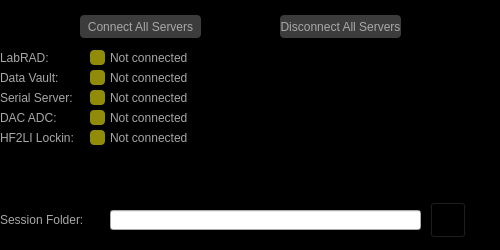
afylab/nanoSQUID-Scanning-Software, file Scanner GUI/LabRADConnect/LabRADConnect.ui: the form before one commit.
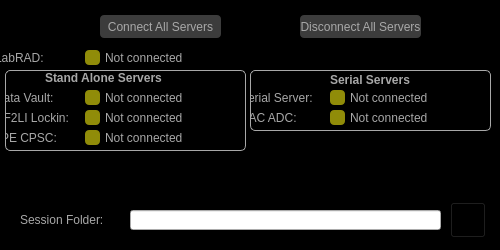
The form after the commit. Icons and pictures are not drawn.

```diff
--- a/Scanner GUI/LabRADConnect/LabRADConnect.ui
+++ b/Scanner GUI/LabRADConnect/LabRADConnect.ui
@@ -32,181 +32,231 @@
    <string>LabRAD Connect</string>
   </property>
   <widget class="QWidget" name="centralwidget">
-   <widget class="QFrame" name="background">
-    <property name="geometry">
-     <rect>
-      <x>0</x>
-      <y>0</y>
-      <width>500</width>
-      <height>250</height>
-     </rect>
-    </property>
-    <property name="sizePolicy">
-     <sizepolicy hsizetype="Fixed" vsizetype="Fixed">
-      <horstretch>0</horstretch>
-      <verstretch>0</verstretch>
-     </sizepolicy>
-    </property>
-    <property name="minimumSize">
-     <size>
-      <width>500</width>
-      <height>250</height>
-     </size>
-    </property>
-    <property name="maximumSize">
-     <size>
-      <width>500</width>
-      <height>250</height>
-     </size>
-    </property>
-    <property name="styleSheet">
-     <string notr="true">#background{
+   <property name="styleSheet">
+    <string notr="true">QLabel{
+color:rgb(168,168,168);
+qproperty-alignment: 'AlignVCenter | AlignRight';
+}
+
+#centralwidget{
 background: black;
+}
+
+
+</string>
+   </property>
+   <widget class="QPushButton" name="push_LabRAD">
+    <property name="geometry">
+     <rect>
+      <x>85</x>
+      <y>50</y>
+      <width>15</width>
+      <height>15</height>
+     </rect>
+    </property>
+    <property name="styleSheet">
+     <string notr="true">#push_LabRAD{
+background:rgb(144, 140, 9);
+border-radius: 4px;
 }</string>
     </property>
-    <property name="frameShape">
-     <enum>QFrame::StyledPanel</enum>
+    <property name="text">
+     <string/>
     </property>
-    <property name="frameShadow">
-     <enum>QFrame::Raised</enum>
+   </widget>
+   <widget class="QLabel" name="label_Session">
+    <property name="geometry">
+     <rect>
+      <x>20</x>
+      <y>210</y>
+      <width>100</width>
+      <height>20</height>
+     </rect>
     </property>
-    <widget class="QLabel" name="label_Session">
-     <property name="geometry">
-      <rect>
-       <x>0</x>
-       <y>210</y>
-       <width>100</width>
-       <height>20</height>
-      </rect>
-     </property>
-     <property name="styleSheet">
-      <string notr="true">#label_Session{
+    <property name="styleSheet">
+     <string notr="true">#label_Session{
 color: rgb(168, 168, 168);
 font: 10pt &quot;MS Shell Dlg 2&quot;;
 qproperty-alignment: 'AlignVCenter | AlignRight';
 qproperty-wordWrap: true;
 }</string>
-     </property>
-     <property name="text">
-      <string>Session Folder:</string>
-     </property>
-    </widget>
-    <widget class="QLineEdit" name="lineEdit_Session">
-     <property name="geometry">
-      <rect>
-       <x>110</x>
-       <y>210</y>
-       <width>311</width>
-       <height>20</height>
-      </rect>
-     </property>
-    </widget>
-    <widget class="QPushButton" name="push_Session">
-     <property name="geometry">
-      <rect>
-       <x>430</x>
-       <y>202</y>
-       <width>36</width>
-       <height>36</height>
-      </rect>
-     </property>
-     <property name="styleSheet">
-      <string notr="true">#push_Session{
+    </property>
+    <property name="text">
+     <string>Session Folder:</string>
+    </property>
+   </widget>
+   <widget class="QLineEdit" name="lineEdit_Session">
+    <property name="geometry">
+     <rect>
+      <x>130</x>
+      <y>210</y>
+      <width>311</width>
+      <height>20</height>
+     </rect>
+    </property>
+   </widget>
+   <widget class="QPushButton" name="push_ConnectAll">
+    <property name="geometry">
+     <rect>
+      <x>100</x>
+      <y>15</y>
+      <width>121</width>
+      <height>23</height>
+     </rect>
+    </property>
+    <property name="styleSheet">
+     <string notr="true">#push_ConnectAll{
+color: rgb(168,168,168);
+background: rgb(60, 60, 60);
+border-radius: 4px;
+}</string>
+    </property>
+    <property name="text">
+     <string>Connect All Servers</string>
+    </property>
+   </widget>
+   <widget class="QPushButton" name="push_Session">
+    <property name="geometry">
+     <rect>
+      <x>450</x>
+      <y>202</y>
+      <width>36</width>
+      <height>36</height>
+     </rect>
+    </property>
+    <property name="styleSheet">
+     <string notr="true">#push_Session{
 image:url(:/nSOTScanner/Pictures/SessionSelect.png);
 background: black;
 }</string>
-     </property>
-     <property name="text">
-      <string/>
-     </property>
-    </widget>
-    <widget class="QLabel" name="label_LabRAD">
+    </property>
+    <property name="text">
+     <string/>
+    </property>
+   </widget>
+   <widget class="QLabel" name="label_LabRAD_status">
+    <property name="geometry">
+     <rect>
+      <x>105</x>
+      <y>50</y>
+      <width>121</width>
+      <height>15</height>
+     </rect>
+    </property>
+    <property name="styleSheet">
+     <string notr="true">#label_LabRAD_status{
+color:rgb(168,168,168);
+qproperty-alignment: 'AlignVCenter | AlignCenter';
+}</string>
+    </property>
+    <property name="text">
+     <string>Not connected</string>
+    </property>
+   </widget>
+   <widget class="QLabel" name="label_LabRAD">
+    <property name="geometry">
+     <rect>
+      <x>-5</x>
+      <y>50</y>
+      <width>80</width>
+      <height>15</height>
+     </rect>
+    </property>
+    <property name="styleSheet">
+     <string notr="true"/>
+    </property>
+    <property name="text">
+     <string>LabRAD:</string>
+    </property>
+   </widget>
+   <widget class="QPushButton" name="push_DisconnectAll">
+    <property name="geometry">
+     <rect>
+      <x>300</x>
+      <y>15</y>
+      <width>121</width>
+      <height>23</height>
+     </rect>
+    </property>
+    <property name="styleSheet">
+     <string notr="true">#push_DisconnectAll{
+color: rgb(168,168,168);
+background: rgb(60, 60, 60);
+border-radius: 4px;
+}</string>
+    </property>
+    <property name="text">
+     <string>Disconnect All Servers</string>
+    </property>
+   </widget>
+   <widget class="QFrame" name="standaloneFrame">
+    <property name="geometry">
+     <rect>
+      <x>5</x>
+      <y>70</y>
+      <width>241</width>
+      <height>81</height>
+     </rect>
+    </property>
+    <property name="styleSheet">
+     <string notr="true">#standaloneFrame{
+border: 1px solid rgb(168,168,168);
+border-radius: 5px
+}</string>
+    </property>
+    <property name="frameShape">
+     <enum>QFrame::StyledPanel</enum>
+    </property>
+    <property name="frameShadow">
+     <enum>QFrame::Raised</enum>
+    </property>
+    <widget class="QLabel" name="label">
      <property name="geometry">
       <rect>
-       <x>0</x>
-       <y>50</y>
-       <width>80</width>
-       <height>15</height>
+       <x>40</x>
+       <y>0</y>
+       <width>131</width>
+       <height>16</height>
       </rect>
      </property>
-     <property name="styleSheet">
-      <string notr="true">#label_LabRAD{
-color:rgb(168,168,168);
-qproperty-alignment: 'AlignVCenter | AlignRight';
-}</string>
+     <property name="font">
+      <font>
+       <pointsize>9</pointsize>
+       <weight>75</weight>
+       <bold>true</bold>
+      </font>
      </property>
      <property name="text">
-      <string>LabRAD:</string>
+      <string>Stand Alone Servers</string>
      </property>
     </widget>
     <widget class="QLabel" name="label_DataVault">
      <property name="geometry">
       <rect>
-       <x>0</x>
-       <y>70</y>
+       <x>-10</x>
+       <y>20</y>
        <width>80</width>
        <height>15</height>
       </rect>
      </property>
      <property name="styleSheet">
-      <string notr="true">#label_DataVault{
-color:rgb(168,168,168);
-qproperty-alignment: 'AlignVCenter | AlignRight';
-}</string>
+      <string notr="true"/>
      </property>
      <property name="text">
       <string>Data Vault:</string>
      </property>
     </widget>
-    <widget class="QLabel" name="label_SerialServer">
+    <widget class="QLabel" name="label_CPSC_status">
      <property name="geometry">
       <rect>
-       <x>0</x>
-       <y>90</y>
-       <width>80</width>
-       <height>15</height>
-      </rect>
-     </property>
-     <property name="styleSheet">
-      <string notr="true">#label_SerialServer{
-color:rgb(168,168,168);
-qproperty-alignment: 'AlignVCenter | AlignRight';
-}</string>
-     </property>
-     <property name="text">
-      <string>Serial Server:</string>
-     </property>
-    </widget>
-    <widget class="QLabel" name="label_DACADC">
-     <property name="geometry">
-      <rect>
-       <x>0</x>
-       <y>110</y>
-       <width>80</width>
-       <height>15</height>
-      </rect>
-     </property>
-     <property name="styleSheet">
-      <string notr="true">#label_DACADC{
-color:rgb(168,168,168);
-qproperty-alignment: 'AlignVCenter | AlignRight';
-}</string>
-     </property>
-     <property name="text">
-      <string>DAC ADC:</string>
-     </property>
-    </widget>
-    <widget class="QLabel" name="label_LabRAD_status">
-     <property name="geometry">
-      <rect>
-       <x>110</x>
-       <y>50</y>
+       <x>100</x>
+       <y>60</y>
        <width>121</width>
        <height>15</height>
       </rect>
      </property>
      <property name="styleSheet">
-      <string notr="true">#label_LabRAD_status{
+      <string notr="true">#label_CPSC_status{
 color:rgb(168,168,168);
 qproperty-alignment: 'AlignVCenter | AlignCenter';
 }</string>
@@ -218,8 +268,8 @@
     <widget class="QLabel" name="label_DataVault_status">
      <property name="geometry">
       <rect>
-       <x>110</x>
-       <y>70</y>
+       <x>100</x>
+       <y>20</y>
        <width>121</width>
        <height>15</height>
       </rect>
@@ -234,165 +284,46 @@
       <string>Not connected</string>
      </property>
     </widget>
-    <widget class="QPushButton" name="push_LabRAD">
+    <widget class="QLabel" name="label_CSPC">
      <property name="geometry">
       <rect>
-       <x>90</x>
-       <y>50</y>
-       <width>15</width>
+       <x>-10</x>
+       <y>60</y>
+       <width>80</width>
        <height>15</height>
       </rect>
      </property>
      <property name="styleSheet">
-      <string notr="true">#push_LabRAD{
-background:rgb(144, 140, 9);
-border-radius: 4px;
-}</string>
-     </property>
-     <property name="text">
-      <string/>
-     </property>
-    </widget>
-    <widget class="QLabel" name="label_SerialServer_status">
-     <property name="geometry">
-      <rect>
-       <x>110</x>
-       <y>90</y>
-       <width>121</width>
-       <height>15</height>
-      </rect>
-     </property>
-     <property name="styleSheet">
-      <string notr="true">#label_SerialServer_status{
+      <string notr="true">#label_HF2LI{
 color:rgb(168,168,168);
-qproperty-alignment: 'AlignVCenter | AlignCenter';
+qproperty-alignment: 'AlignVCenter | AlignRight';
 }</string>
      </property>
      <property name="text">
-      <string>Not connected</string>
+      <string>JPE CPSC:</string>
      </property>
     </widget>
-    <widget class="QLabel" name="label_DACADC_status">
+    <widget class="QLabel" name="label_HF2LI">
      <property name="geometry">
       <rect>
-       <x>110</x>
-       <y>110</y>
-       <width>121</width>
+       <x>-10</x>
+       <y>40</y>
+       <width>80</width>
        <height>15</height>
       </rect>
      </property>
      <property name="styleSheet">
-      <string notr="true">#label_DACADC_status{
-color:rgb(168,168,168);
-qproperty-alignment: 'AlignVCenter | AlignCenter';
-}</string>
+      <string notr="true"/>
      </property>
      <property name="text">
-      <string>Not connected</string>
-     </property>
-    </widget>
-    <widget class="QPushButton" name="push_DataVault">
-     <property name="geometry">
-      <rect>
-       <x>90</x>
-       <y>70</y>
-       <width>15</width>
-       <height>15</height>
-      </rect>
-     </property>
-     <property name="styleSheet">
-      <string notr="true">#push_DataVault{
-background: rgb(144, 140, 9);
- border-radius: 4px;
-}</string>
-     </property>
-     <property name="text">
-      <string/>
-     </property>
-    </widget>
-    <widget class="QPushButton" name="push_SerialServer">
-     <property name="geometry">
-      <rect>
-       <x>90</x>
-       <y>90</y>
-       <width>15</width>
-       <height>15</height>
-      </rect>
-     </property>
-     <property name="styleSheet">
-      <string notr="true">#push_SerialServer{
-background: rgb(144, 140, 9);
- border-radius: 4px;
-}</string>
-     </property>
-     <property name="text">
-      <string/>
-     </property>
-    </widget>
-    <widget class="QPushButton" name="push_DACADC">
-     <property name="geometry">
-      <rect>
-       <x>90</x>
-       <y>110</y>
-       <width>15</width>
-       <height>15</height>
-      </rect>
-     </property>
-     <property name="styleSheet">
-      <string notr="true">#push_DACADC{
-background: rgb(144, 140, 9);
- border-radius: 4px;
-}</string>
-     </property>
-     <property name="text">
-      <string/>
-     </property>
-    </widget>
-    <widget class="QPushButton" name="push_ConnectAll">
-     <property name="geometry">
-      <rect>
-       <x>80</x>
-       <y>15</y>
-       <width>121</width>
-       <height>23</height>
-      </rect>
-     </property>
-     <property name="styleSheet">
-      <string notr="true">#push_ConnectAll{
-color: rgb(168,168,168);
-background: rgb(60, 60, 60);
-border-radius: 4px;
-}</string>
-     </property>
-     <property name="text">
-      <string>Connect All Servers</string>
-     </property>
-    </widget>
-    <widget class="QPushButton" name="push_DisconnectAll">
-     <property name="geometry">
-      <rect>
-       <x>280</x>
-       <y>15</y>
-       <width>121</width>
-       <height>23</height>
-      </rect>
-     </property>
-     <property name="styleSheet">
-      <string notr="true">#push_DisconnectAll{
-color: rgb(168,168,168);
-background: rgb(60, 60, 60);
-border-radius: 4px;
-}</string>
-     </property>
-     <property name="text">
-      <string>Disconnect All Servers</string>
+      <string>HF2LI Lockin:</string>
      </property>
     </widget>
     <widget class="QPushButton" name="push_HF2LI">
      <property name="geometry">
       <rect>
-       <x>90</x>
-       <y>130</y>
+       <x>80</x>
+       <y>40</y>
        <width>15</width>
        <height>15</height>
       </rect>
@@ -410,8 +341,8 @@
     <widget class="QLabel" name="label_HF2LI_status">
      <property name="geometry">
       <rect>
-       <x>110</x>
-       <y>130</y>
+       <x>100</x>
+       <y>40</y>
        <width>121</width>
        <height>15</height>
       </rect>
@@ -426,25 +357,194 @@
       <string>Not connected</string>
      </property>
     </widget>
-    <widget class="QLabel" name="label_HF2LI">
+    <widget class="QPushButton" name="push_DataVault">
      <property name="geometry">
       <rect>
-       <x>0</x>
-       <y>130</y>
+       <x>80</x>
+       <y>20</y>
+       <width>15</width>
+       <height>15</height>
+      </rect>
+     </property>
+     <property name="styleSheet">
+      <string notr="true">#push_DataVault{
+background: rgb(144, 140, 9);
+ border-radius: 4px;
+}</string>
+     </property>
+     <property name="text">
+      <string/>
+     </property>
+    </widget>
+    <widget class="QPushButton" name="push_CPSC">
+     <property name="geometry">
+      <rect>
+       <x>80</x>
+       <y>60</y>
+       <width>15</width>
+       <height>15</height>
+      </rect>
+     </property>
+     <property name="styleSheet">
+      <string notr="true">#push_CPSC{
+background:rgb(144, 140, 9);
+border-radius: 4px;
+}</string>
+     </property>
+     <property name="text">
+      <string/>
+     </property>
+    </widget>
+   </widget>
+   <widget class="QFrame" name="serialFrame">
+    <property name="geometry">
+     <rect>
+      <x>250</x>
+      <y>70</y>
+      <width>241</width>
+      <height>61</height>
+     </rect>
+    </property>
+    <property name="styleSheet">
+     <string notr="true">#serialFrame{
+border: 1px solid rgb(168,168,168);
+border-radius: 5px
+}</string>
+    </property>
+    <property name="frameShape">
+     <enum>QFrame::StyledPanel</enum>
+    </property>
+    <property name="frameShadow">
+     <enum>QFrame::Raised</enum>
+    </property>
+    <widget class="QLabel" name="label_SerialServer_status">
+     <property name="geometry">
+      <rect>
+       <x>100</x>
+       <y>20</y>
+       <width>121</width>
+       <height>15</height>
+      </rect>
+     </property>
+     <property name="styleSheet">
+      <string notr="true">#label_SerialServer_status{
+color:rgb(168,168,168);
+qproperty-alignment: 'AlignVCenter | AlignCenter';
+}</string>
+     </property>
+     <property name="text">
+      <string>Not connected</string>
+     </property>
+    </widget>
+    <widget class="QPushButton" name="push_DACADC">
+     <property name="geometry">
+      <rect>
+       <x>80</x>
+       <y>40</y>
+       <width>15</width>
+       <height>15</height>
+      </rect>
+     </property>
+     <property name="styleSheet">
+      <string notr="true">#push_DACADC{
+background: rgb(144, 140, 9);
+ border-radius: 4px;
+}</string>
+     </property>
+     <property name="text">
+      <string/>
+     </property>
+    </widget>
+    <widget class="QLabel" name="label_DACADC">
+     <property name="geometry">
+      <rect>
+       <x>-10</x>
+       <y>40</y>
        <width>80</width>
        <height>15</height>
       </rect>
      </property>
      <property name="styleSheet">
-      <string notr="true">#label_HF2LI{
+      <string notr="true"/>
+     </property>
+     <property name="text">
+      <string>DAC ADC:</string>
+     </property>
+    </widget>
+    <widget class="QLabel" name="label_SerialServer">
+     <property name="geometry">
+      <rect>
+       <x>-10</x>
+       <y>20</y>
+       <width>80</width>
+       <height>15</height>
+      </rect>
+     </property>
+     <property name="styleSheet">
+      <string notr="true"/>
+     </property>
+     <property name="text">
+      <string>Serial Server:</string>
+     </property>
+    </widget>
+    <widget class="QPushButton" name="push_SerialServer">
+     <property name="geometry">
+      <rect>
+       <x>80</x>
+       <y>20</y>
+       <width>15</width>
+       <height>15</height>
+      </rect>
+     </property>
+     <property name="styleSheet">
+      <string notr="true">#push_SerialServer{
+background: rgb(144, 140, 9);
+ border-radius: 4px;
+}</string>
+     </property>
+     <property name="text">
+      <string/>
+     </property>
+    </widget>
+    <widget class="QLabel" name="label_DACADC_status">
+     <property name="geometry">
+      <rect>
+       <x>100</x>
+       <y>40</y>
+       <width>121</width>
+       <height>15</height>
+      </rect>
+     </property>
+     <property name="styleSheet">
+      <string notr="true">#label_DACADC_status{
 color:rgb(168,168,168);
-qproperty-alignment: 'AlignVCenter | AlignRight';
+qproperty-alignment: 'AlignVCenter | AlignCenter';
 }</string>
      </property>
      <property name="text">
-      <string>HF2LI Lockin:</string>
+      <string>Not connected</string>
      </property>
     </widget>
+    <widget class="QLabel" name="label_2">
+     <property name="geometry">
+      <rect>
+       <x>80</x>
+       <y>0</y>
+       <width>81</width>
+       <height>20</height>
+      </rect>
+     </property>
+     <property name="font">
+      <font>
+       <pointsize>9</pointsize>
+       <weight>75</weight>
+       <bold>true</bold>
+      </font>
+     </property>
+     <property name="text">
+      <string>Serial Servers</string>
+     </property>
+    </widget>
    </widget>
   </widget>
  </widget>
```
Left out of the diff: 10 changed lines with no effect on the pictures.
